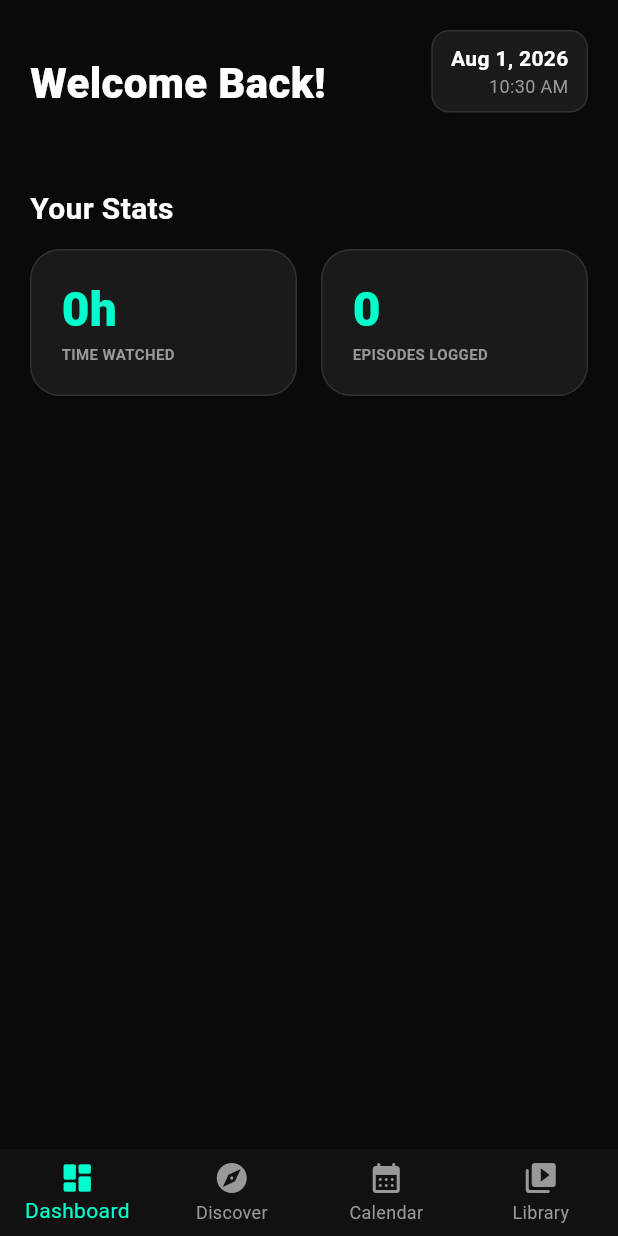
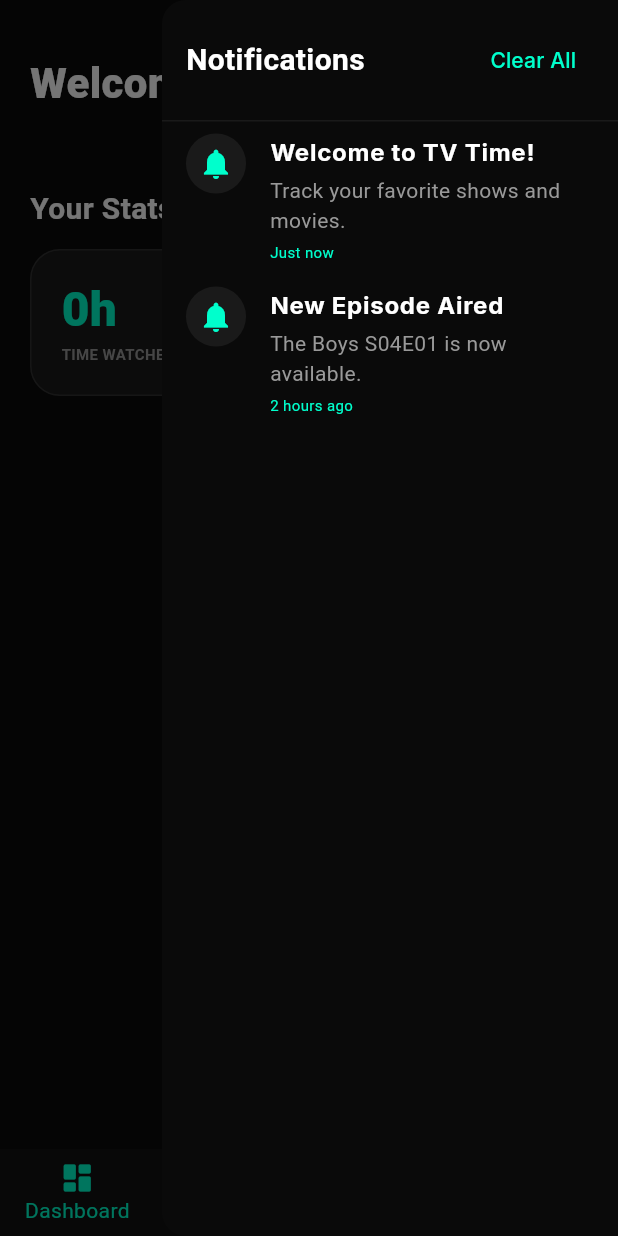
Before and after one commit to KevinNdirangu/tv_time_mobile, a Flutter app: the screen it shows after launch, with the side drawer open (before the commit the screen has no drawer), on a phone screen of 412 x 824 dp. Run offline on Flutter 3.47's test engine with Material 3 defaults, Android fonts, the light colour scheme and no system bars; our stand-ins replace confetti, flutter_riverpod, google_fonts, shared_preferences, supabase_flutter; accounts and stored records are empty.

Commit message:
UI Polish: fix badge colors, add confetti, add notification drawer

```diff
--- a/lib/screens/dashboard_screen.dart
+++ b/lib/screens/dashboard_screen.dart
@@ -5,6 +5,7 @@ import '../services/supabase_service.dart';
 import '../models/library_show.dart';
 import '../theme/app_theme.dart';
 import 'show_details_screen.dart';
+import 'notifications_drawer.dart';
 
 class DashboardScreen extends ConsumerWidget {
   const DashboardScreen({super.key});
@@ -15,6 +16,7 @@ class DashboardScreen extends ConsumerWidget {
     final calendarAsync = ref.watch(calendarProvider);
 
     return Scaffold(
+      endDrawer: const NotificationsDrawer(),
       body: SafeArea(
         child: libraryAsync.when(
           data: (libraryData) {
@@ -90,6 +92,20 @@ class DashboardScreen extends ConsumerWidget {
                                 style: const TextStyle(fontSize: 12, color: AppTheme.textMuted),
                               ),
                             ],
+                          ),
+                        ),
+                        const SizedBox(width: 8),
+                        Builder(
+                          builder: (context) => Container(
+                            decoration: BoxDecoration(
+                              color: AppTheme.surfaceLight,
+                              borderRadius: BorderRadius.circular(12),
+                              border: Border.all(color: Colors.white10),
+                            ),
+                            child: IconButton(
+                              icon: const Icon(Icons.notifications_rounded, color: AppTheme.primary),
+                              onPressed: () => Scaffold.of(context).openEndDrawer(),
+                            ),
                           ),
                         ),
                       ],
--- a/lib/screens/main_screen.dart
+++ b/lib/screens/main_screen.dart
@@ -4,6 +4,7 @@ import 'dashboard_screen.dart';
 import 'library_screen.dart';
 import 'calendar_screen.dart';
 import 'discover_screen.dart';
+import 'notifications_drawer.dart';
 
 class MainScreen extends StatefulWidget {
   const MainScreen({super.key});
@@ -25,6 +26,7 @@ class _MainScreenState extends State<MainScreen> {
   @override
   Widget build(BuildContext context) {
     return Scaffold(
+      endDrawer: const NotificationsDrawer(),
       body: _screens[_currentIndex],
       bottomNavigationBar: BottomNavigationBar(
         currentIndex: _currentIndex,
--- /dev/null
+++ b/lib/screens/notifications_drawer.dart
@@ -0,0 +1,96 @@
+import 'package:flutter/material.dart';
+import '../theme/app_theme.dart';
+
+class NotificationsDrawer extends StatefulWidget {
+  const NotificationsDrawer({super.key});
+
+  @override
+  State<NotificationsDrawer> createState() => _NotificationsDrawerState();
+}
+
+class _NotificationsDrawerState extends State<NotificationsDrawer> {
+  // Dummy notifications for now
+  List<Map<String, String>> notifications = [
+    {
+      'title': 'Welcome to TV Time!',
+      'body': 'Track your favorite shows and movies.',
+      'time': 'Just now',
+    },
+    {
+      'title': 'New Episode Aired',
+      'body': 'The Boys S04E01 is now available.',
+      'time': '2 hours ago',
+    }
+  ];
+
+  @override
+  Widget build(BuildContext context) {
+    return Drawer(
+      backgroundColor: AppTheme.background,
+      child: SafeArea(
+        child: Column(
+          children: [
+            Padding(
+              padding: const EdgeInsets.all(16.0),
+              child: Row(
+                mainAxisAlignment: MainAxisAlignment.spaceBetween,
+                children: [
+                  const Text(
+                    'Notifications',
+                    style: TextStyle(
+                      fontSize: 20,
+                      fontWeight: FontWeight.bold,
+                      color: AppTheme.textMain,
+                    ),
+                  ),
+                  if (notifications.isNotEmpty)
+                    TextButton(
+                      onPressed: () {
+                        setState(() {
+                          notifications.clear();
+                        });
+                      },
+                      child: const Text('Clear All', style: TextStyle(color: AppTheme.primary)),
+                    ),
+                ],
+              ),
+            ),
+            const Divider(color: AppTheme.surfaceLight, height: 1),
+            Expanded(
+              child: notifications.isEmpty
+                  ? const Center(
+                      child: Text(
+                        'No new notifications',
+                        style: TextStyle(color: AppTheme.textMuted),
+                      ),
+                    )
+                  : ListView.builder(
+                      itemCount: notifications.length,
+                      itemBuilder: (context, index) {
+                        final notif = notifications[index];
+                        return ListTile(
+                          leading: const CircleAvatar(
+                            backgroundColor: AppTheme.surfaceLight,
+                            child: Icon(Icons.notifications, color: AppTheme.primary),
+                          ),
+                          title: Text(notif['title']!, style: const TextStyle(color: AppTheme.textMain, fontWeight: FontWeight.bold)),
+                          subtitle: Column(
+                            crossAxisAlignment: CrossAxisAlignment.start,
+                            children: [
+                              const SizedBox(height: 4),
+                              Text(notif['body']!, style: const TextStyle(color: AppTheme.textMuted)),
+                              const SizedBox(height: 4),
+                              Text(notif['time']!, style: const TextStyle(color: AppTheme.primary, fontSize: 10)),
+                            ],
+                          ),
+                          isThreeLine: true,
+                        );
+                      },
+                    ),
+            ),
+          ],
+        ),
+      ),
+    );
+  }
+}
--- a/pubspec.yaml
+++ b/pubspec.yaml
@@ -41,6 +41,7 @@ dependencies:
   http: ^1.6.0
   url_launcher: ^6.3.2
   shared_preferences: ^2.5.5
+  confetti: ^0.8.0
 
 dev_dependencies:
   flutter_test:
```
Also changed, not shown: lib/screens/calendar_screen.dart (+10 -0 lines), lib/screens/discover_screen.dart (+10 -0 lines), lib/screens/library_screen.dart (+14 -1 lines), lib/screens/show_details_screen.dart (+48 -2 lines), pubspec.lock.
